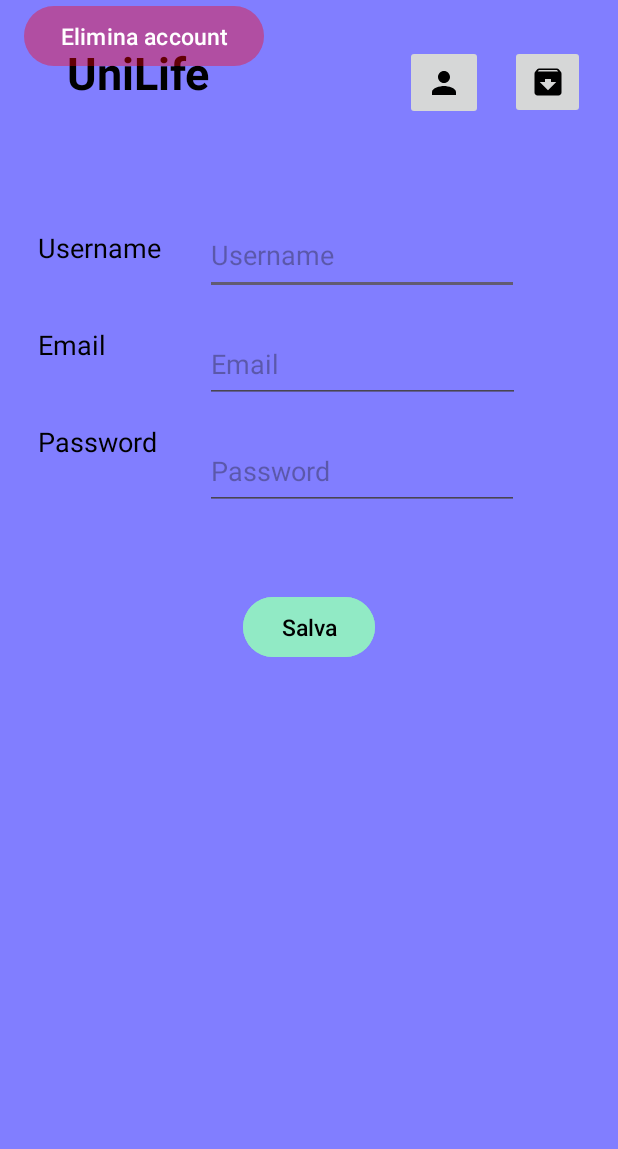
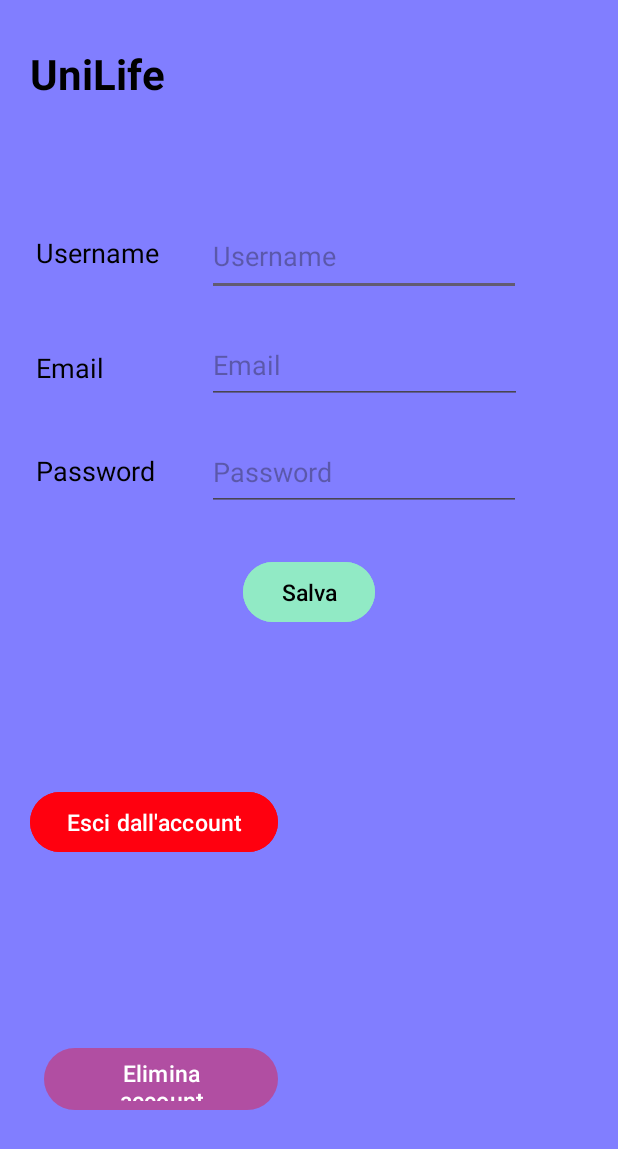
Before and after one commit to ManuelMarrone/UniLife, an Android app: the fragment AccountFragment shown on its own in the app's theme, on a phone screen of 412 x 824 dp. Shown: the top 1149 px of the screen. Run offline under Robolectric (Android 15) with nearby library versions, the phone set to English and light mode, and no system bars.

Commit message:
navigazione verso account e archivio

```diff
--- a/app/src/main/AndroidManifest.xml
+++ b/app/src/main/AndroidManifest.xml
@@ -19,17 +19,16 @@
             android:name=".View.SpesaActivity"
             android:exported="false" />
         <activity
-            android:name=".View.AccessoActivity"
+            android:name=".View.MainActivity"
             android:exported="false" />
         <activity
             android:name=".View.RegistrazioneActivity"
             android:exported="false" />
         <activity
-            android:name=".View.MainActivity"
+            android:name=".View.AccessoActivity"
             android:exported="true">
             <intent-filter>
                 <action android:name="android.intent.action.MAIN" />
-
                 <category android:name="android.intent.category.LAUNCHER" />
             </intent-filter>
         </activity>
--- a/app/src/main/java/com/example/unifile/View/AccountFragment.kt
+++ b/app/src/main/java/com/example/unifile/View/AccountFragment.kt
@@ -56,5 +56,7 @@ class AccountFragment : Fragment() {
                     putString(ARG_PARAM2, param2)
                 }
             }
+
+        fun newInstance() = AccountFragment()
     }
 }
--- a/app/src/main/java/com/example/unifile/View/ArchivioFragment.kt
+++ b/app/src/main/java/com/example/unifile/View/ArchivioFragment.kt
@@ -15,4 +15,8 @@ class ArchivioFragment : Fragment() {
         // Inflate the layout for this fragment
         return inflater.inflate(R.layout.fragment_archivio, container, false)
     }
+
+    companion object {
+        fun newInstance() = ArchivioFragment()
+    }
 }
--- a/app/src/main/java/com/example/unifile/View/MainActivity.kt
+++ b/app/src/main/java/com/example/unifile/View/MainActivity.kt
@@ -13,7 +13,6 @@ class MainActivity : AppCompatActivity() {
     private lateinit var binding: ActivityMainBinding
     override fun onCreate(savedInstanceState: Bundle?) {
         super.onCreate(savedInstanceState)
-        enableEdgeToEdge()
 
         binding = DataBindingUtil.setContentView(this, R.layout.activity_main)
 
--- a/app/src/main/java/com/example/unifile/View/RegistrazioneActivity.kt
+++ b/app/src/main/java/com/example/unifile/View/RegistrazioneActivity.kt
@@ -10,12 +10,6 @@ import com.example.unifile.R
 class RegistrazioneActivity : AppCompatActivity() {
     override fun onCreate(savedInstanceState: Bundle?) {
         super.onCreate(savedInstanceState)
-        enableEdgeToEdge()
         setContentView(R.layout.activity_registrazione)
-        ViewCompat.setOnApplyWindowInsetsListener(findViewById(R.id.main)) { v, insets ->
-            val systemBars = insets.getInsets(WindowInsetsCompat.Type.systemBars())
-            v.setPadding(systemBars.left, systemBars.top, systemBars.right, systemBars.bottom)
-            insets
-        }
     }
 }
--- a/app/src/main/res/layout/activity_accesso.xml
+++ b/app/src/main/res/layout/activity_accesso.xml
@@ -1,4 +1,5 @@
 <?xml version="1.0" encoding="utf-8"?>
+<layout>
     <androidx.constraintlayout.widget.ConstraintLayout xmlns:android="http://schemas.android.com/apk/res/android"
         xmlns:app="http://schemas.android.com/apk/res-auto"
         xmlns:tools="http://schemas.android.com/tools"
@@ -146,3 +147,4 @@
             app:layout_constraintStart_toStartOf="@+id/imageView" />
 
     </androidx.constraintlayout.widget.ConstraintLayout>
+</layout>
--- a/app/src/main/res/layout/fragment_account.xml
+++ b/app/src/main/res/layout/fragment_account.xml
@@ -8,40 +8,16 @@
     android:background="#817EFF"
     tools:context=".View.AccountFragment">
 
-    <ImageButton
-        android:id="@+id/ProfileButton"
-        android:layout_width="52dp"
-        android:layout_height="50dp"
-        android:layout_marginStart="270dp"
-        android:layout_marginTop="30dp"
-        android:contentDescription="@string/account"
-        app:layout_constraintStart_toStartOf="parent"
-        app:layout_constraintTop_toTopOf="parent"
-        app:srcCompat="@drawable/ic_person" />
-
-    <ImageButton
-        android:id="@+id/ArchiveButton"
-        android:layout_width="50dp"
-        android:layout_height="49dp"
-        android:layout_marginStart="340dp"
-        android:layout_marginTop="30dp"
-        android:contentDescription="@string/archivio"
-        app:layout_constraintStart_toStartOf="parent"
-        app:layout_constraintTop_toTopOf="parent"
-        app:srcCompat="@drawable/ic_archive" />
-
     <TextView
         android:id="@+id/textView8"
         android:layout_width="wrap_content"
         android:layout_height="wrap_content"
-        android:layout_marginStart="44dp"
-        android:layout_marginTop="28dp"
-        android:layout_marginEnd="130dp"
+        android:layout_marginStart="20dp"
+        android:layout_marginTop="30dp"
         android:text="@string/unilife"
         android:textColor="#000000"
-        android:textSize="30sp"
+        android:textSize="28sp"
         android:textStyle="bold"
-        app:layout_constraintEnd_toStartOf="@+id/ProfileButton"
         app:layout_constraintStart_toStartOf="parent"
         app:layout_constraintTop_toTopOf="parent" />
 
@@ -49,8 +25,8 @@
         android:id="@+id/textView13"
         android:layout_width="wrap_content"
         android:layout_height="wrap_content"
-        android:layout_marginStart="25dp"
-        android:layout_marginTop="84dp"
+        android:layout_marginStart="24dp"
+        android:layout_marginTop="88dp"
         android:text="@string/username"
         android:textColor="#000000"
         android:textSize="18sp"
@@ -61,7 +37,7 @@
         android:id="@+id/textView14"
         android:layout_width="wrap_content"
         android:layout_height="wrap_content"
-        android:layout_marginTop="40dp"
+        android:layout_marginTop="44dp"
         android:text="@string/password"
         android:textColor="#000000"
         android:textSize="18sp"
@@ -72,7 +48,7 @@
         android:id="@+id/textView15"
         android:layout_width="wrap_content"
         android:layout_height="wrap_content"
-        android:layout_marginTop="40dp"
+        android:layout_marginTop="52dp"
         android:text="@string/email"
         android:textColor="#000000"
         android:textSize="18sp"
@@ -83,7 +59,7 @@
         android:id="@+id/button2"
         android:layout_width="wrap_content"
         android:layout_height="wrap_content"
-        android:layout_marginTop="54dp"
+        android:layout_marginTop="30dp"
         android:backgroundTint="#91EAC5"
         android:text="@string/salva"
         android:textColor="#000000"
@@ -97,37 +73,40 @@
         android:id="@+id/button5"
         android:layout_width="wrap_content"
         android:layout_height="wrap_content"
-        android:layout_marginStart="16dp"
-        android:layout_marginBottom="25dp"
+        android:layout_marginStart="20dp"
+        android:layout_marginTop="20dp"
+        android:layout_marginBottom="150dp"
         android:backgroundTint="#FF000F"
         android:text="@string/esci_dall_account"
         android:textColor="#FFFFFF"
         android:textSize="15sp"
-        app:layout_constraintBottom_toTopOf="@+id/button6"
-        app:layout_constraintStart_toStartOf="parent" />
+        app:layout_constraintBottom_toBottomOf="parent"
+        app:layout_constraintStart_toStartOf="parent"
+        app:layout_constraintTop_toBottomOf="@+id/button2"
+        app:layout_constraintVertical_bias="0.457" />
 
     <Button
         android:id="@+id/button6"
-        android:layout_width="wrap_content"
-        android:layout_height="wrap_content"
-        android:layout_marginStart="16dp"
+        android:layout_width="156dp"
+        android:layout_height="49dp"
+        android:layout_marginBottom="80dp"
         android:backgroundTint="#37FF000F"
         android:text="@string/elimina_account"
         android:textSize="15sp"
-        app:layout_constraintStart_toStartOf="parent"
-        tools:layout_editor_absoluteY="573dp" />
+        app:layout_constraintBottom_toBottomOf="parent"
+        app:layout_constraintEnd_toEndOf="@+id/button5" />
 
     <EditText
         android:id="@+id/editTextText2"
         android:layout_width="209dp"
         android:layout_height="53dp"
-        android:layout_marginStart="29dp"
-        android:layout_marginTop="63dp"
+        android:layout_marginStart="32dp"
+        android:layout_marginTop="144dp"
         android:ems="10"
         android:hint="@string/username"
         android:inputType="text"
         app:layout_constraintStart_toEndOf="@+id/textView13"
-        app:layout_constraintTop_toBottomOf="@+id/ProfileButton" />
+        app:layout_constraintTop_toTopOf="parent" />
 
     <EditText
         android:id="@+id/editTextTextEmailAddress"
--- a/app/src/main/res/layout/fragment_home.xml
+++ b/app/src/main/res/layout/fragment_home.xml
@@ -19,7 +19,7 @@
         app:layout_constraintTop_toTopOf="parent" />
 
     <ImageButton
-        android:id="@+id/imageButton5"
+        android:id="@+id/archivioButton"
         android:layout_width="48dp"
         android:layout_height="48dp"
         android:layout_marginStart="24dp"
```
Also changed, not shown: app/src/main/java/com/example/unifile/View/AccessoActivity.kt (+37 -9 lines), app/src/main/java/com/example/unifile/View/HomeFragment.kt (+42 -8 lines), app/src/main/res/layout/fragment_archivio.xml (+9 -9 lines), app/src/main/res/menu/bottom_menu2.xml (deleted, +0 -8 lines), app/src/main/res/navigation/main_nav.xml (deleted, +0 -53 lines). Lines whose indentation alone changed are shown as unchanged.
